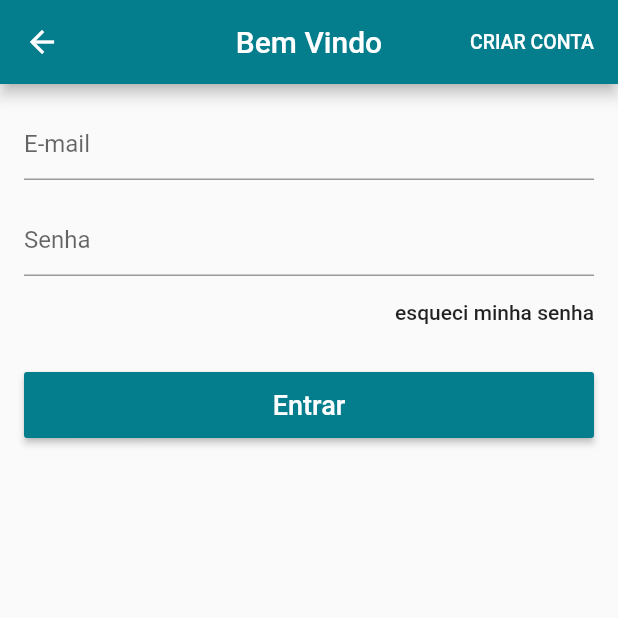
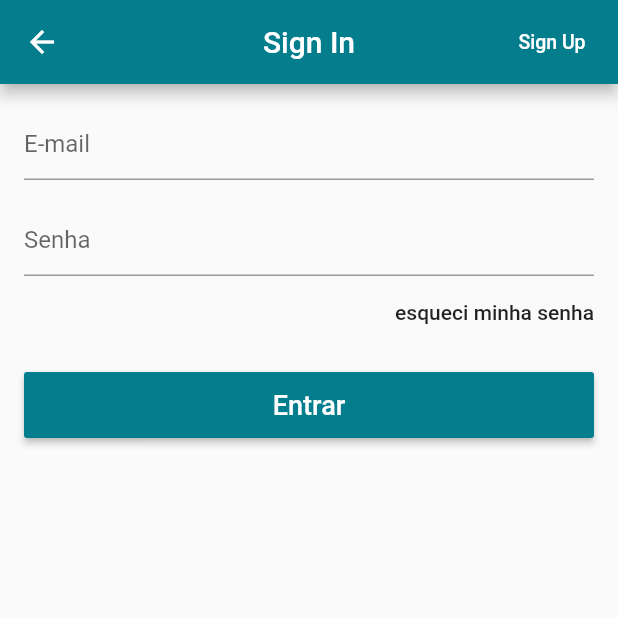
Before and after one commit to PedroPinto23/e-commerce-app, a Flutter app: the screen it shows after launch, in the side drawer, after a tap on "Entre ou cadastre-se >", on a phone screen of 412 x 824 dp, the top half of it. Run offline on Flutter 3.47's test engine with Material 2 defaults, Android fonts, the phone set to English and light mode, and no system bars; our stand-ins replace carousel_pro, cloud_firestore, firebase_auth, transparent_image; accounts and stored records are empty.

Commit message:
tela-de-login-ajustada

```diff
--- a/lib/main.dart
+++ b/lib/main.dart
@@ -1,9 +1,16 @@
 import 'package:flutter/material.dart';
+import 'package:loja_app/models/user_model.dart';
+import 'package:scoped_model/scoped_model.dart';
 import 'screens/HomeScreen.dart';
 
-void main() {
-  runApp(
-    MaterialApp(
+void main() => runApp(MyApp());
+
+class MyApp extends StatelessWidget {
+  @override
+  Widget build(BuildContext context) {
+    return ScopedModel<UserModel>(
+      model: UserModel(),
+      child:  MaterialApp(
       title: 'Clothes App',
       debugShowCheckedModeBanner: false,
       theme: ThemeData(
@@ -11,5 +18,6 @@ void main() {
           primaryColor: Color.fromARGB(255, 4, 125, 141)),
       home: HomeScreen(),
     ),
-  );
+    );
+  }
 }
--- a/lib/screens/Login_screen.dart
+++ b/lib/screens/Login_screen.dart
@@ -1,5 +1,7 @@
 import 'package:flutter/material.dart';
+import 'package:loja_app/models/user_model.dart';
 import 'package:loja_app/screens/SignUp_Screen.dart';
+import 'package:scoped_model/scoped_model.dart';
 
 class LoginScreen extends StatelessWidget {
   final _formKey = GlobalKey<FormState>();
@@ -7,12 +9,12 @@ class LoginScreen extends StatelessWidget {
   Widget build(BuildContext context) {
     return Scaffold(
         appBar: AppBar(
-        title: Text('Bem Vindo'),
+          title: Text('Sign In'),
           centerTitle: true,
           actions: <Widget>[
             FlatButton(
               child: Text(
-              'CRIAR CONTA',
+                'Sign Up',
                 style: TextStyle(fontSize: 13),
               ),
               textColor: Colors.white,
@@ -26,7 +28,13 @@ class LoginScreen extends StatelessWidget {
             ),
           ],
         ),
-      body: Form(
+        body: ScopedModelDescendant<UserModel>(
+          builder: (context, child, model) {
+            if (model.isLoading)
+              return Center(
+                child: CircularProgressIndicator(),
+              );
+            return Form(
               key: _formKey,
               child: ListView(
                 padding: EdgeInsets.all(16),
@@ -71,7 +79,7 @@ class LoginScreen extends StatelessWidget {
                     height: 44,
                     child: RaisedButton(
                       onPressed: () {
-                  if (_formKey.currentState.validate()) {}
+                        model.signIn();
                       },
                       child: Text(
                         'Entrar',
@@ -85,7 +93,8 @@ class LoginScreen extends StatelessWidget {
                   ),
                 ],
               ),
-      ),
             );
+          },
+        ));
   }
 }
```
Also changed, not shown: lib/models/user_model.dart (added, +67 -0 lines), lib/screens/SignUp_Screen.dart (+42 -3 lines). Lines whose indentation alone changed are shown as unchanged.
